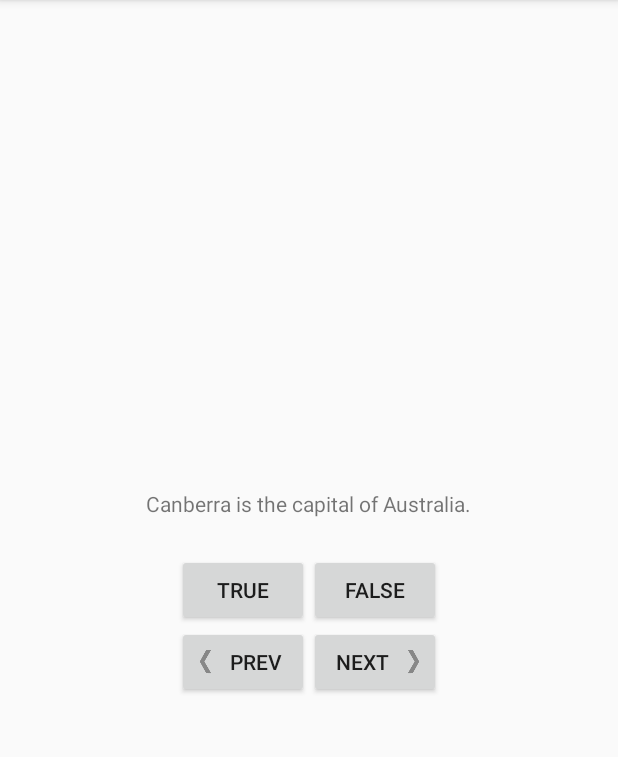
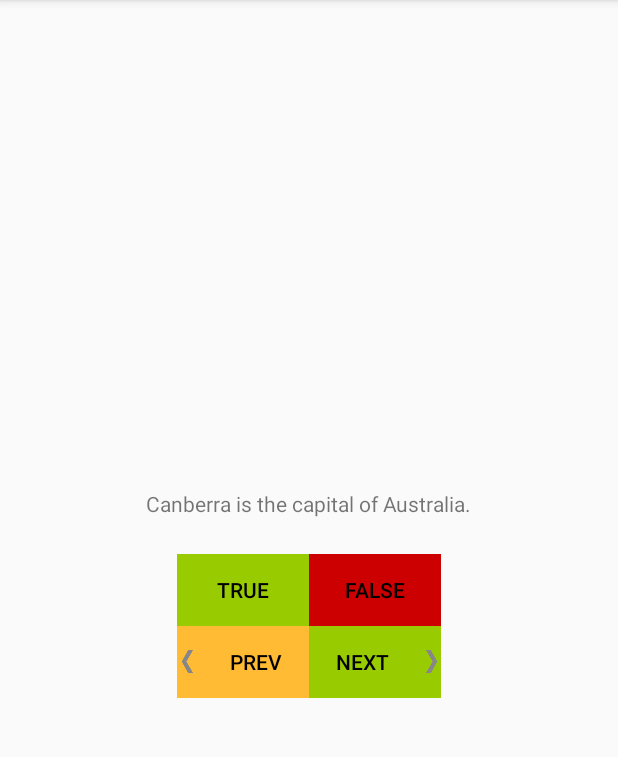
Before and after one commit to CristianSandu/GeoQuiz2, an Android app: the screen it shows after launch (MainActivity), on a phone screen of 412 x 824 dp, the part 84-841 px from its top. Run offline under Robolectric (Android 15) with nearby library versions, the phone set to English and light mode, and no system bars.

Commit message:
finished chapter 4. added questions and log. added colours.

```diff
--- a/app/src/main/res/layout/activity_main.xml
+++ b/app/src/main/res/layout/activity_main.xml
@@ -19,11 +19,15 @@
         android:orientation="horizontal" >
         <Button
             android:id="@+id/true_button"
+            android:background="@android:color/holo_green_light"
+            android:textColor="@android:color/black"
             android:layout_width="wrap_content"
             android:layout_height="wrap_content"
             android:text="@string/true_button" />
         <Button
             android:id="@+id/false_button"
+            android:background="@android:color/holo_red_dark"
+            android:textColor="@android:color/black"
             android:layout_width="wrap_content"
             android:layout_height="wrap_content"
             android:text="@string/false_button" />
@@ -35,6 +39,8 @@
 
         <Button
             android:id="@+id/prev_button"
+            android:background="@android:color/holo_orange_light"
+            android:textColor="@android:color/black"
             android:layout_width="wrap_content"
             android:layout_height="wrap_content"
             android:text="@string/prev_button"
@@ -44,6 +50,8 @@
 
         <Button
             android:id="@+id/next_button"
+            android:background="@android:color/holo_green_light"
+            android:textColor="@android:color/black"
             android:layout_width="wrap_content"
             android:layout_height="wrap_content"
             android:text="@string/next_button"
```
